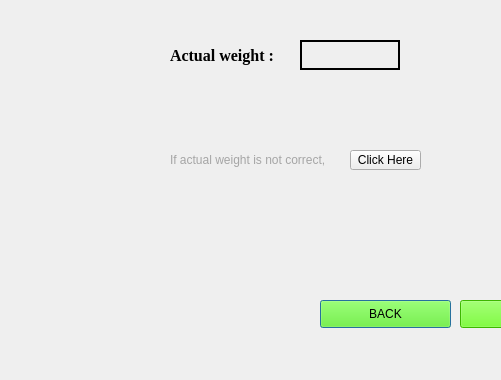
Before: the Qt Designer form thirddialog.ui in maharaja1510/UI, drawn with Qt 5; both pictures show x 140 to 641 and y 100 to 480 of the 800 by 480 pixel window.
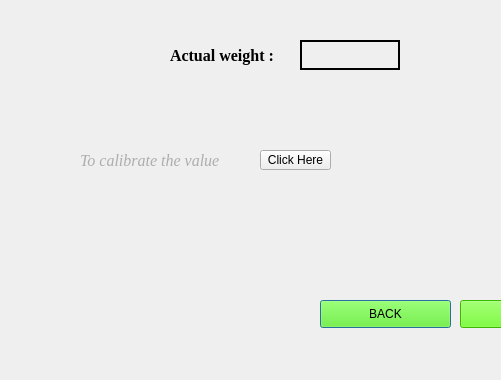
After: the same form once the commit is applied.

```diff
--- a/thirddialog.ui
+++ b/thirddialog.ui
@@ -100,7 +100,7 @@
   <widget class="QPushButton" name="clickherebutton">
    <property name="geometry">
     <rect>
-     <x>490</x>
+     <x>400</x>
      <y>250</y>
      <width>71</width>
      <height>20</height>
@@ -134,22 +134,6 @@
     <string>Actual weight :</string>
    </property>
   </widget>
-  <widget class="QLabel" name="label_3">
-   <property name="geometry">
-    <rect>
-     <x>310</x>
-     <y>250</y>
-     <width>181</width>
-     <height>20</height>
-    </rect>
-   </property>
-   <property name="styleSheet">
-    <string notr="true">color: rgb(165, 165, 165);</string>
-   </property>
-   <property name="text">
-    <string>If actual weight is not correct, </string>
-   </property>
-  </widget>
   <widget class="QLabel" name="label_2">
    <property name="geometry">
     <rect>
@@ -172,6 +156,29 @@
     <string>Place the weight on the load cell</string>
    </property>
   </widget>
+  <widget class="QLabel" name="label_4">
+   <property name="geometry">
+    <rect>
+     <x>220</x>
+     <y>250</y>
+     <width>181</width>
+     <height>20</height>
+    </rect>
+   </property>
+   <property name="font">
+    <font>
+     <family>Times New Roman</family>
+     <pointsize>12</pointsize>
+     <italic>true</italic>
+    </font>
+   </property>
+   <property name="styleSheet">
+    <string notr="true">color: rgb(173, 173, 173);</string>
+   </property>
+   <property name="text">
+    <string>To calibrate the value</string>
+   </property>
+  </widget>
  </widget>
  <resources/>
  <connections/>
```
